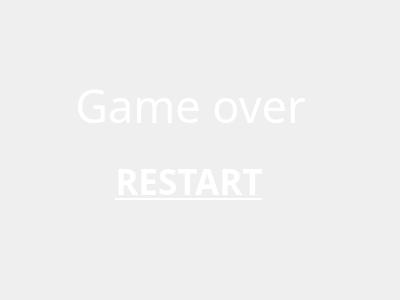
First picture: the form in TheDiaryOfSurvival/death.ui, repository zhangpj15/TheDiaryOfSurvival, before the edit.
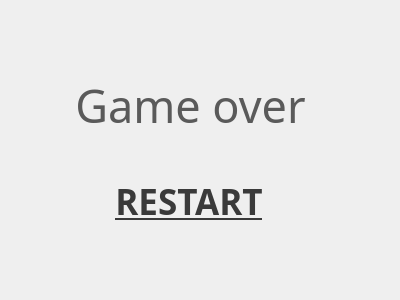
Second picture: the form after the edit.

```diff
--- a/TheDiaryOfSurvival/death.ui
+++ b/TheDiaryOfSurvival/death.ui
@@ -28,27 +28,27 @@
       <colorrole role="WindowText">
        <brush brushstyle="SolidPattern">
         <color alpha="255">
-         <red>255</red>
-         <green>255</green>
-         <blue>255</blue>
+         <red>90</red>
+         <green>90</green>
+         <blue>90</blue>
         </color>
        </brush>
       </colorrole>
       <colorrole role="Text">
        <brush brushstyle="SolidPattern">
         <color alpha="255">
-         <red>255</red>
-         <green>255</green>
-         <blue>255</blue>
+         <red>90</red>
+         <green>90</green>
+         <blue>90</blue>
         </color>
        </brush>
       </colorrole>
       <colorrole role="ButtonText">
        <brush brushstyle="SolidPattern">
         <color alpha="255">
-         <red>255</red>
-         <green>255</green>
-         <blue>255</blue>
+         <red>90</red>
+         <green>90</green>
+         <blue>90</blue>
         </color>
        </brush>
       </colorrole>
@@ -57,27 +57,27 @@
       <colorrole role="WindowText">
        <brush brushstyle="SolidPattern">
         <color alpha="255">
-         <red>255</red>
-         <green>255</green>
-         <blue>255</blue>
+         <red>90</red>
+         <green>90</green>
+         <blue>90</blue>
         </color>
        </brush>
       </colorrole>
       <colorrole role="Text">
        <brush brushstyle="SolidPattern">
         <color alpha="255">
-         <red>255</red>
-         <green>255</green>
-         <blue>255</blue>
+         <red>90</red>
+         <green>90</green>
+         <blue>90</blue>
         </color>
        </brush>
       </colorrole>
       <colorrole role="ButtonText">
        <brush brushstyle="SolidPattern">
         <color alpha="255">
-         <red>255</red>
-         <green>255</green>
-         <blue>255</blue>
+         <red>90</red>
+         <green>90</green>
+         <blue>90</blue>
         </color>
        </brush>
       </colorrole>
@@ -86,27 +86,27 @@
       <colorrole role="WindowText">
        <brush brushstyle="SolidPattern">
         <color alpha="255">
-         <red>255</red>
-         <green>255</green>
-         <blue>255</blue>
+         <red>90</red>
+         <green>90</green>
+         <blue>90</blue>
         </color>
        </brush>
       </colorrole>
       <colorrole role="Text">
        <brush brushstyle="SolidPattern">
         <color alpha="255">
-         <red>255</red>
-         <green>255</green>
-         <blue>255</blue>
+         <red>90</red>
+         <green>90</green>
+         <blue>90</blue>
         </color>
        </brush>
       </colorrole>
       <colorrole role="ButtonText">
        <brush brushstyle="SolidPattern">
         <color alpha="255">
-         <red>255</red>
-         <green>255</green>
-         <blue>255</blue>
+         <red>90</red>
+         <green>90</green>
+         <blue>90</blue>
         </color>
        </brush>
       </colorrole>
@@ -122,7 +122,7 @@
    <property name="styleSheet">
     <string notr="true">QLabel{
 border: 0px;
-color:#FFFFFF;
+color:#5A5A5A;
 border-radius: 7px;
 
 }</string>
@@ -138,7 +138,7 @@
    <property name="geometry">
     <rect>
      <x>110</x>
-     <y>160</y>
+     <y>180</y>
      <width>158</width>
      <height>42</height>
     </rect>
@@ -155,7 +155,7 @@
    <property name="styleSheet">
     <string notr="true">QPushButton{
 border: 0px;
-color:#FFFFFF;
+color:#3A3A3A;
 border-radius: 7px;
 
 }
```
